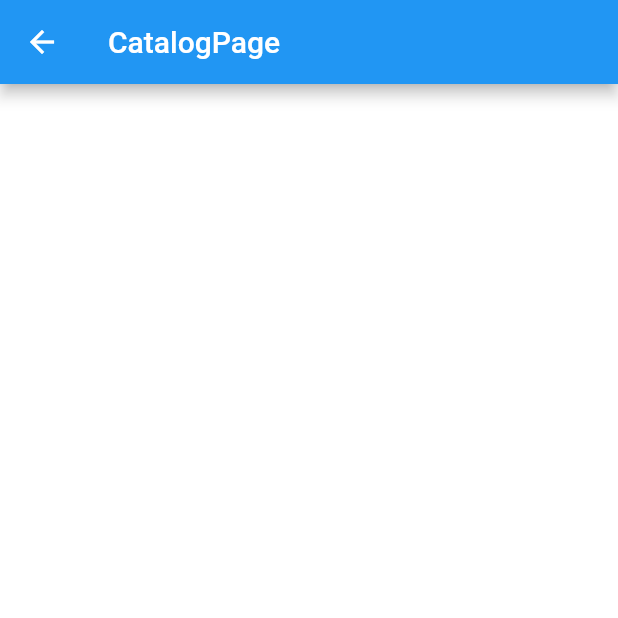
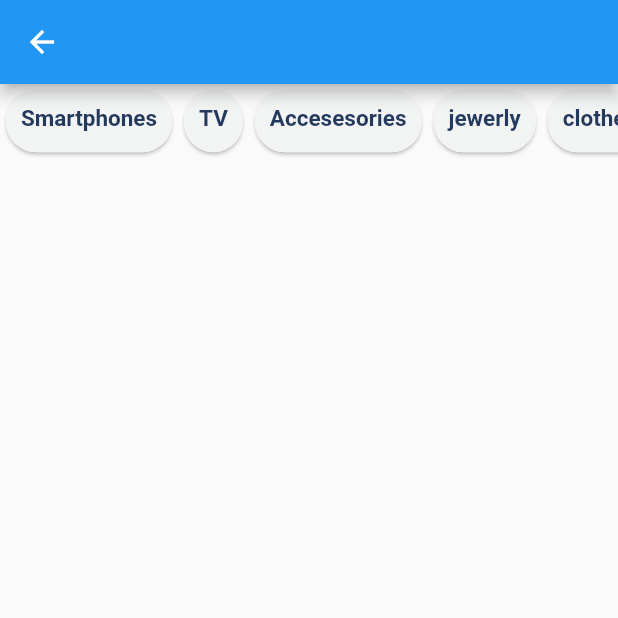
Before and after one commit to RedBaron1918/store_app_flutter, a Flutter app: the CatalogPage screen opened directly, on a phone screen of 412 x 824 dp, the top half of it. Run offline on Flutter 3.47's test engine with Material 2 defaults, Android fonts, the phone set to English and light mode, and no system bars; our stand-ins replace transparent_image; network calls fail.

Commit message:
working on catalog

```diff
--- a/lib/const_colors.dart
+++ b/lib/const_colors.dart
@@ -13,5 +13,6 @@ Color hexToColor(String hex) {
 class ColorConstants {
   static Color cardColor = hexToColor('#F2F2FC');
   static Color backgroundColor = Colors.white;
-  static Color titleColor = hexToColor('#10121F');
+  static Color titleColor = hexToColor('#23395d');
+  static Color test = hexToColor('#1E3F66');
 }
--- /dev/null
+++ b/lib/model/category_card_model.dart
@@ -0,0 +1,5 @@
+class CategoryCardModel {
+  final String? categoryCardModelName;
+
+  CategoryCardModel(this.categoryCardModelName);
+}
--- a/lib/model/product_model.dart
+++ b/lib/model/product_model.dart
@@ -91,3 +91,5 @@ class Product {
             images == null ? [] : List<dynamic>.from(images!.map((x) => x)),
       };
 }
+
+enum ViewType { grid, list }
--- a/lib/views/catalog_page.dart
+++ b/lib/views/catalog_page.dart
@@ -1,15 +1,61 @@
 import 'package:flutter/material.dart';
 import 'package:storeapp/const_colors.dart';
+import 'package:storeapp/model/category_card_model.dart';
+import 'package:storeapp/widgets/category_card.dart';
 
-class CatalogPage extends StatelessWidget {
+class CatalogPage extends StatefulWidget {
   const CatalogPage({super.key});
+
+  @override
+  State<CatalogPage> createState() => _CatalogPageState();
+}
+
+class _CatalogPageState extends State<CatalogPage> {
+  final categoryCardModelList = <CategoryCardModel>[
+    CategoryCardModel("Smartphones"),
+    CategoryCardModel("TV"),
+    CategoryCardModel("Accesesories"),
+    CategoryCardModel("jewerly"),
+    CategoryCardModel("clothes")
+  ];
+  List<CategoryCardModel>? _categoryCardModelListOf;
+  CategoryCardModel? _selectedCardModel;
+
+  @override
+  void initState() {
+    super.initState();
+    setState(() {
+      _categoryCardModelListOf = List.of(categoryCardModelList);
+    });
+  }
 
   @override
   Widget build(BuildContext context) {
     return Scaffold(
-      backgroundColor: ColorConstants.backgroundColor,
-      appBar: AppBar(
-        title: const Text('CatalogPage'),
+      appBar: AppBar(),
+      body: Column(
+        children: [
+          SizedBox(
+            height: MediaQuery.of(context).size.height * 0.06,
+            child: ListView.builder(
+              shrinkWrap: true,
+              scrollDirection: Axis.horizontal,
+              itemCount: categoryCardModelList.length,
+              itemBuilder: (context, index) {
+                final categoryCardModel = categoryCardModelList[index];
+                return CategoryCard(
+                  wasPressed: () {
+                    setState(() {
+                      _selectedCardModel = categoryCardModel;
+                    });
+                  },
+                  categoryCardName: categoryCardModel.categoryCardModelName,
+                  isSelected: _selectedCardModel == categoryCardModel,
+                );
+              },
+            ),
+          ),
+        ],
       ),
     );
   }
--- a/lib/views/check_out_page.dart
+++ b/lib/views/check_out_page.dart
@@ -1,5 +1,4 @@
 import 'package:flutter/material.dart';
-
 
 class CheckOutPage extends StatelessWidget {
   const CheckOutPage({super.key});
--- /dev/null
+++ b/lib/widgets/category_card.dart
@@ -0,0 +1,43 @@
+import 'package:flutter/material.dart';
+import 'package:storeapp/const_colors.dart';
+
+class CategoryCard extends StatelessWidget {
+  final String? categoryCardName;
+  final Function()? wasPressed;
+  final bool isSelected;
+
+  const CategoryCard({
+    super.key,
+    required this.categoryCardName,
+    this.wasPressed,
+    this.isSelected = false,
+  });
+
+  @override
+  Widget build(BuildContext context) {
+    return GestureDetector(
+      onTap: wasPressed,
+      child: Card(
+        shape: RoundedRectangleBorder(
+          borderRadius: BorderRadius.circular(20.0),
+        ),
+        child: Container(
+          decoration: BoxDecoration(
+            color: isSelected
+                ? ColorConstants.titleColor
+                : const Color.fromRGBO(242, 243, 243, 100),
+            borderRadius: BorderRadius.circular(20.0),
+          ),
+          padding: const EdgeInsets.all(10),
+          child: Text(
+            categoryCardName ?? 'Todas',
+            style: TextStyle(
+                fontSize: 15,
+                fontWeight: FontWeight.w700,
+                color: isSelected ? Colors.white : ColorConstants.titleColor),
+          ),
+        ),
+      ),
+    );
+  }
+}
```
Also changed, not shown: lib/views/home_page.dart (+37 -18 lines), lib/widgets/get_grid_item.dart (added, +36 -0 lines), lib/widgets/grid_card.dart (added, +32 -0 lines), lib/widgets/sliver_appbar_widget.dart (+12 -5 lines).
